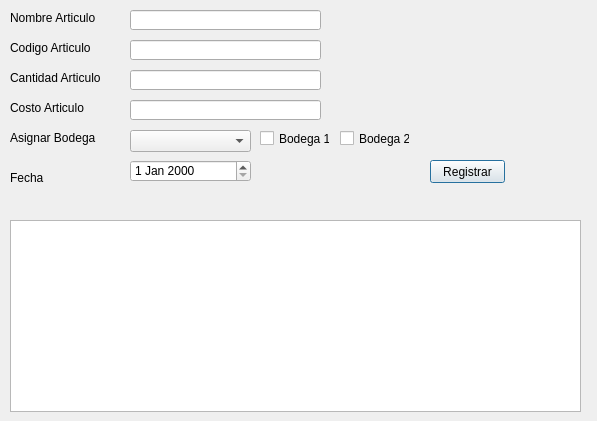
Old version of the form UI/Ui_registro.ui in the repository piedrachin/proyecto.
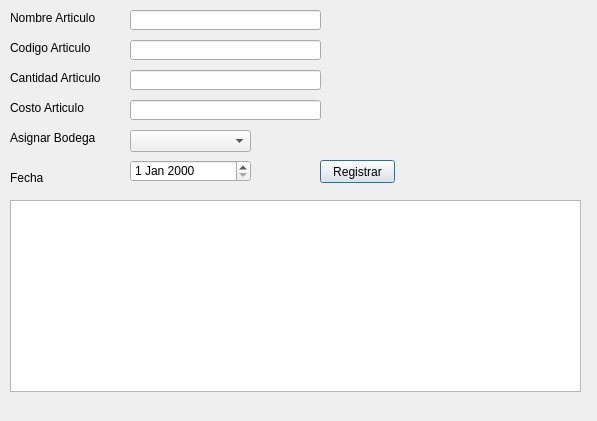
New version of the form.

Commit message: con combox funcionando en bodega

Diff of the .ui file:
```diff
--- a/UI/Ui_registro.ui
+++ b/UI/Ui_registro.ui
@@ -16,7 +16,7 @@
   <widget class="QPushButton" name="btn_registrar_articulo">
    <property name="geometry">
     <rect>
-     <x>430</x>
+     <x>320</x>
      <y>160</y>
      <width>75</width>
      <height>23</height>
@@ -171,38 +171,12 @@
    <property name="geometry">
     <rect>
      <x>10</x>
-     <y>220</y>
+     <y>200</y>
      <width>571</width>
      <height>192</height>
     </rect>
    </property>
   </widget>
-  <widget class="QCheckBox" name="cbox_bodega2">
-   <property name="geometry">
-    <rect>
-     <x>340</x>
-     <y>130</y>
-     <width>70</width>
-     <height>17</height>
-    </rect>
-   </property>
-   <property name="text">
-    <string>Bodega 2</string>
-   </property>
-  </widget>
-  <widget class="QCheckBox" name="cbx_bodega1">
-   <property name="geometry">
-    <rect>
-     <x>260</x>
-     <y>130</y>
-     <width>70</width>
-     <height>17</height>
-    </rect>
-   </property>
-   <property name="text">
-    <string>Bodega 1</string>
-   </property>
-  </widget>
  </widget>
  <resources/>
  <connections/>
```
The commit also changes 6 other files.
